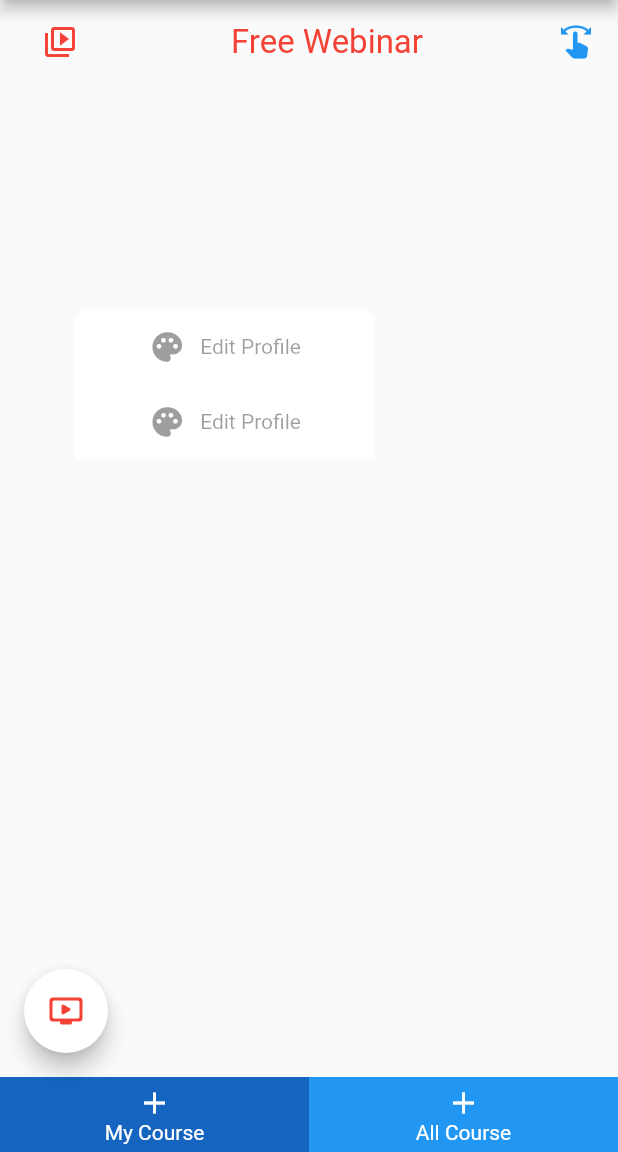
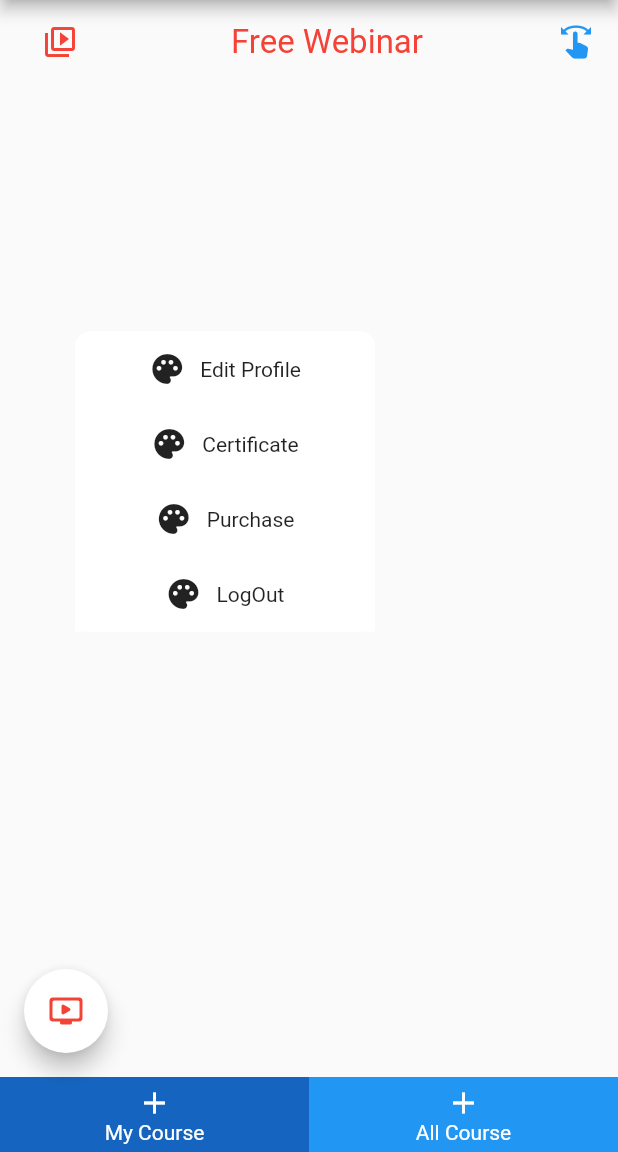
Before and after one commit to ocean-academy-OA/flutter_app_newocean, a Flutter app: the DesktopEndDrawer widget shown alone on an empty page, opened directly, on a phone screen of 412 x 824 dp, the part 84-1236 px from its top. Run offline on Flutter 3.47's test engine with Material 2 defaults, Android fonts, the phone set to English and light mode, and no system bars; our stand-ins replace auto_size_text, carousel_slider, cloud_firestore, country_code_picker, email_validator, file_picker and 18 more; missing offline and left inert: dart:html, dropdownfield, flutter_dropdown, fswitch, progress_indicator_button, razorpay_flutter and 2 more; accounts and stored records are empty; project files that could hold a hidden picture were left out.

Commit message:
popup finisher

```diff
--- a/lib/Login_Menubar/Login_Endrawer/desktop_end_drawer.dart
+++ b/lib/Login_Menubar/Login_Endrawer/desktop_end_drawer.dart
@@ -1,15 +1,39 @@
 import 'package:flutter/material.dart';
 import 'package:flutter_app_newocean/Buttons/pop_up_menu_botton_custamize.dart';
+import 'package:flutter_app_newocean/Login/Login_View/Login_responsive.dart';
 import 'package:flutter_app_newocean/getx_controller.dart';
+import 'package:flutter_app_newocean/route/navigation_locator.dart';
+import 'package:flutter_app_newocean/route/navigation_service.dart';
+import 'package:flutter_app_newocean/route/routeNames.dart';
 import 'package:get/get.dart';
+import 'package:shared_preferences/shared_preferences.dart';
 
-class DesktopEndDrawer extends StatelessWidget {
+class DesktopEndDrawer extends StatefulWidget {
+  @override
+  _DesktopEndDrawerState createState() => _DesktopEndDrawerState();
+}
+
+class _DesktopEndDrawerState extends State<DesktopEndDrawer> {
   final valueController = Get.find<ValueListener>();
+
+  getSession() async {
+    SharedPreferences prefs = await SharedPreferences.getInstance();
+    LoginResponsive.registerNumber = (prefs.getString('user') ?? null);
+    print("End_drayer session ${LoginResponsive.registerNumber}");
+  }
+
+  @override
+  void initState() {
+    // TODO: implement initState
+    super.initState();
+    getSession();
+  }
+
   @override
   Widget build(BuildContext context) {
     return Container(
       padding: EdgeInsets.symmetric(
-          vertical: valueController.isFlashNotification.value ? 150 : 100),
+          vertical: valueController.isFlashNotification.value ? 165 : 100),
       width: 300,
       color: Colors.transparent,
       child: Column(
@@ -19,7 +43,7 @@
               borderRadius: BorderRadius.circular(10),
               color: Colors.white,
             ),
-            // height: 300,
+            //height: 300,
             width: 200,
             child: Column(
               children: [
@@ -27,10 +51,39 @@
                   topRadius: 10,
                   icon: Icons.palette,
                   label: 'Edit Profile',
+                  onPressed: () {
+                    locator<NavigationService>().navigateTo(
+                        "/Profile?id=${LoginResponsive.registerNumber}");
+                  },
                 ),
                 ProfileItems(
                   icon: Icons.palette,
-                  label: 'Edit Profile',
+                  label: 'Certificate',
+                  onPressed: () {
+                    locator<NavigationService>().navigateTo(
+                        "/Certificate?id=${LoginResponsive.registerNumber}");
+                  },
+                ),
+                ProfileItems(
+                  icon: Icons.palette,
+                  label: 'Purchase',
+                  onPressed: () {
+                    locator<NavigationService>().navigateTo(
+                        "/Purchase?id=${LoginResponsive.registerNumber}");
+                  },
+                ),
+                ProfileItems(
+                  icon: Icons.palette,
+                  label: 'LogOut',
+                  onPressed: () async {
+                    SharedPreferences prefs =
+                        await SharedPreferences.getInstance();
+
+                    await prefs.setString('user', null);
+                    LoginResponsive.registerNumber = null;
+                    locator<NavigationService>().navigateTo(HomeRoute);
+                    valueController.navebars.value = 'Home';
+                  },
                 ),
               ],
             ),
```
